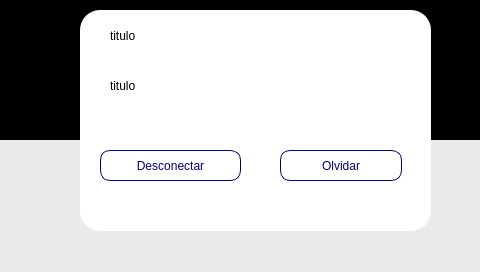
The window that src/views/WifiConnect.ui (Giocerz/water_quality_rpi) describes before a commit, drawn with Qt 5.
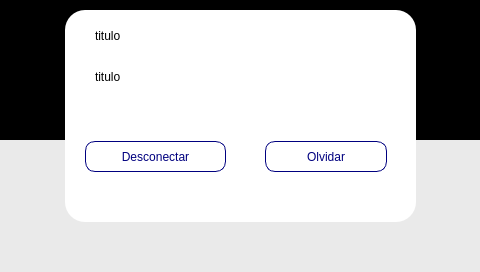
The same window after the commit.

Commit message: fix: visual bug of wifi ppup

```diff
--- a/src/views/WifiConnect.ui
+++ b/src/views/WifiConnect.ui
@@ -35,7 +35,7 @@
    </property>
    <property name="geometry">
     <rect>
-     <x>80</x>
+     <x>65</x>
      <y>10</y>
      <width>351</width>
      <height>171</height>
@@ -48,7 +48,7 @@
    <widget class="QPushButton" name="connectBtn">
     <property name="geometry">
      <rect>
-      <x>200</x>
+      <x>174</x>
       <y>90</y>
       <width>122</width>
       <height>31</height>
@@ -83,26 +83,10 @@
      <string>titulo</string>
     </property>
    </widget>
-   <widget class="QLabel" name="IconInfo">
-    <property name="geometry">
-     <rect>
-      <x>10</x>
-      <y>30</y>
-      <width>61</width>
-      <height>61</height>
-     </rect>
-    </property>
-    <property name="styleSheet">
-     <string notr="true">background-color: transparent;</string>
-    </property>
-    <property name="text">
-     <string/>
-    </property>
-   </widget>
    <widget class="QLineEdit" name="inputPlace">
     <property name="geometry">
      <rect>
-      <x>49</x>
+      <x>55</x>
       <y>50</y>
       <width>241</width>
       <height>26</height>
@@ -146,8 +130,8 @@
    </property>
    <property name="geometry">
     <rect>
-     <x>80</x>
-     <y>60</y>
+     <x>65</x>
+     <y>51</y>
      <width>351</width>
      <height>171</height>
     </rect>
```
The commit also changes 16 other files.
